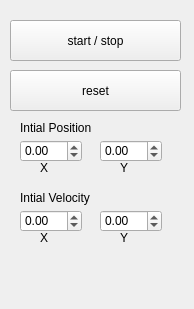
First picture: the form in tennisSimulator/forms/physicscontrols.ui, repository irisgallo/tennis-simulator, before the edit.
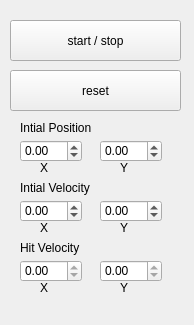
Second picture: the form after the edit.

Patch:
```diff
--- a/tennisSimulator/forms/physicscontrols.ui
+++ b/tennisSimulator/forms/physicscontrols.ui
@@ -7,7 +7,7 @@
     <x>0</x>
     <y>0</y>
     <width>194</width>
-    <height>309</height>
+    <height>325</height>
    </rect>
   </property>
   <property name="windowTitle">
@@ -114,7 +114,7 @@
    <property name="geometry">
     <rect>
      <x>20</x>
-     <y>190</y>
+     <y>180</y>
      <width>81</width>
      <height>16</height>
     </rect>
@@ -127,7 +127,7 @@
    <property name="geometry">
     <rect>
      <x>20</x>
-     <y>210</y>
+     <y>200</y>
      <width>62</width>
      <height>22</height>
     </rect>
@@ -143,7 +143,7 @@
    <property name="geometry">
     <rect>
      <x>100</x>
-     <y>210</y>
+     <y>200</y>
      <width>62</width>
      <height>22</height>
     </rect>
@@ -159,7 +159,7 @@
    <property name="geometry">
     <rect>
      <x>120</x>
-     <y>230</y>
+     <y>220</y>
      <width>16</width>
      <height>16</height>
     </rect>
@@ -172,7 +172,84 @@
    <property name="geometry">
     <rect>
      <x>40</x>
-     <y>230</y>
+     <y>220</y>
+     <width>16</width>
+     <height>16</height>
+    </rect>
+   </property>
+   <property name="text">
+    <string>X</string>
+   </property>
+  </widget>
+  <widget class="QDoubleSpinBox" name="hxSpinBox">
+   <property name="geometry">
+    <rect>
+     <x>20</x>
+     <y>260</y>
+     <width>62</width>
+     <height>22</height>
+    </rect>
+   </property>
+   <property name="readOnly">
+    <bool>true</bool>
+   </property>
+   <property name="minimum">
+    <double>-300.000000000000000</double>
+   </property>
+   <property name="maximum">
+    <double>300.000000000000000</double>
+   </property>
+  </widget>
+  <widget class="QLabel" name="hitLabel">
+   <property name="geometry">
+    <rect>
+     <x>20</x>
+     <y>240</y>
+     <width>81</width>
+     <height>16</height>
+    </rect>
+   </property>
+   <property name="text">
+    <string>Hit Velocity</string>
+   </property>
+  </widget>
+  <widget class="QLabel" name="hitYLabel">
+   <property name="geometry">
+    <rect>
+     <x>120</x>
+     <y>280</y>
+     <width>16</width>
+     <height>16</height>
+    </rect>
+   </property>
+   <property name="text">
+    <string>Y</string>
+   </property>
+  </widget>
+  <widget class="QDoubleSpinBox" name="hySpinBox">
+   <property name="geometry">
+    <rect>
+     <x>100</x>
+     <y>260</y>
+     <width>62</width>
+     <height>22</height>
+    </rect>
+   </property>
+   <property name="readOnly">
+    <bool>true</bool>
+   </property>
+   <property name="minimum">
+    <double>-300.000000000000000</double>
+   </property>
+   <property name="maximum">
+    <double>300.000000000000000</double>
+   </property>
+  </widget>
+  <widget class="QLabel" name="hitXLabel">
+   <property name="geometry">
+    <rect>
+     <x>40</x>
+     <y>280</y>
      <width>16</width>
      <height>16</height>
     </rect>
```
